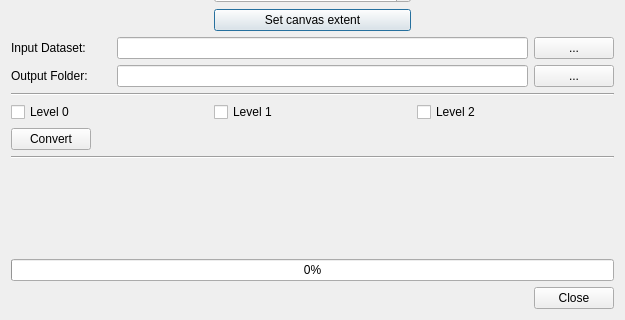
liturner/qgis-dtedtools, file form.ui: the form before one commit; both pictures show x 0 to 625 and y 149 to 469 of the 625 by 469 pixel window.
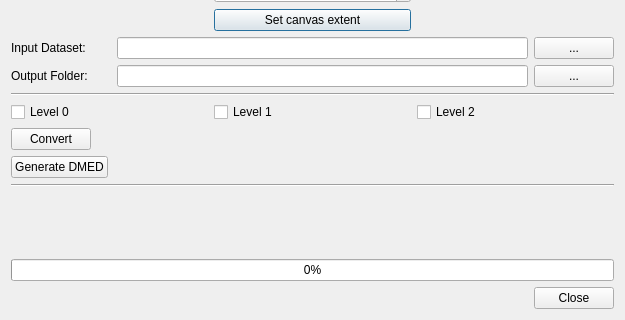
The form after the commit.

Commit message: add code for generating DMED to the plugin

Patch:
```diff
--- a/form.ui
+++ b/form.ui
@@ -285,6 +285,19 @@
      </property>
     </widget>
    </item>
+   <item>
+    <widget class="QPushButton" name="btnGenerateDMED">
+     <property name="sizePolicy">
+      <sizepolicy hsizetype="Fixed" vsizetype="Fixed">
+       <horstretch>0</horstretch>
+       <verstretch>0</verstretch>
+      </sizepolicy>
+     </property>
+     <property name="text">
+      <string>Generate DMED</string>
+     </property>
+    </widget>
+   </item>
    <item>
     <widget class="Line" name="line_3">
      <property name="orientation">
```
Left out of the diff: 8 changed lines with no effect on the pictures. The commit also changes 1 other file.
